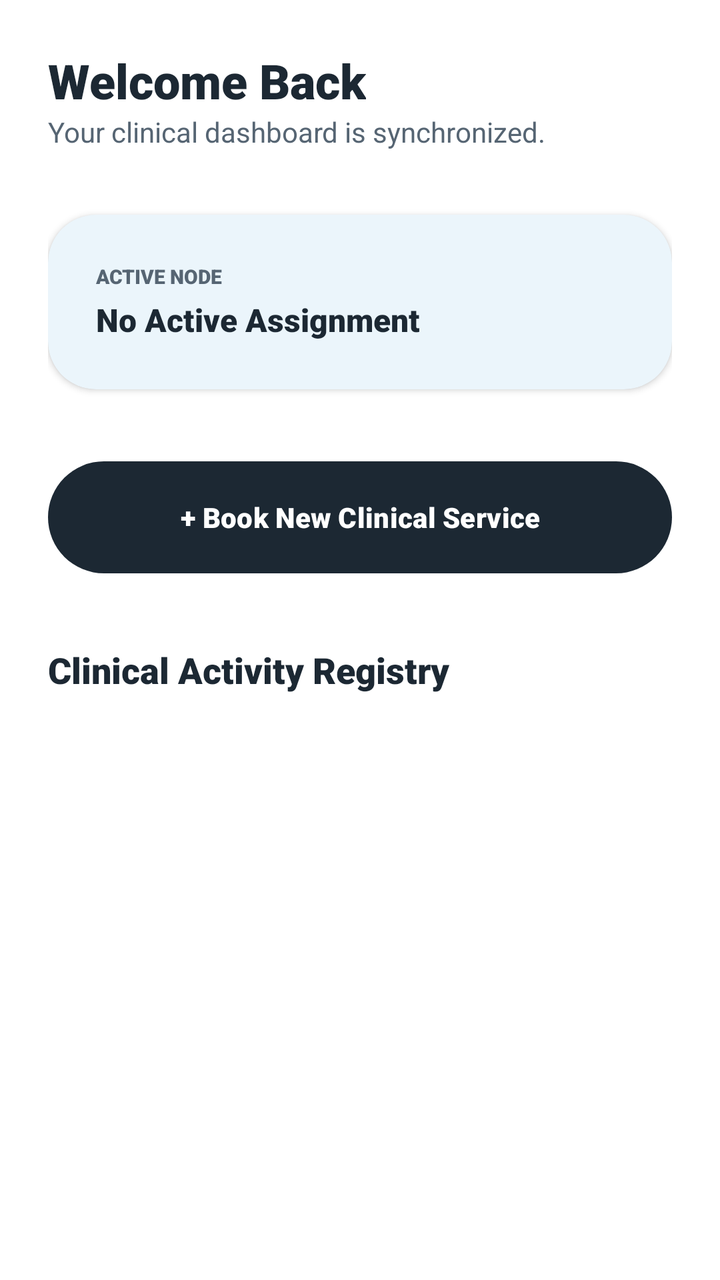
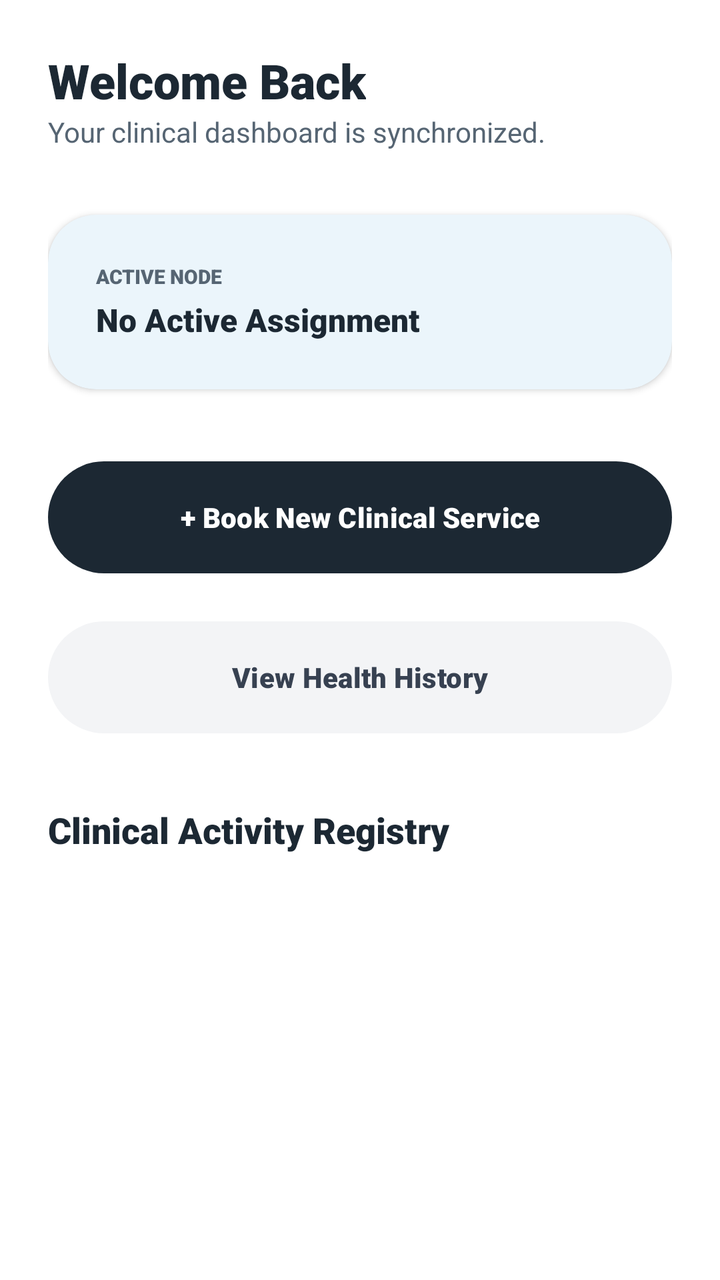

Two renders of the same Android screen: before a commit and after it. Below are the layout's source before the change and the commit's diff.
<!-- AndroidManifest.xml: application theme Theme.CaregiverManagementSystem -->
<!-- res/layout/fragment_home.xml -->
<?xml version="1.0" encoding="utf-8"?>
<androidx.core.widget.NestedScrollView xmlns:android="http://schemas.android.com/apk/res/android"
    xmlns:app="http://schemas.android.com/apk/res-auto"
    android:layout_width="match_parent"
    android:layout_height="match_parent"
    android:clipToPadding="false"
    android:paddingBottom="100dp">

    <LinearLayout
        android:layout_width="match_parent"
        android:layout_height="wrap_content"
        android:orientation="vertical"
        android:padding="24dp">

        
        <TextView
            android:id="@+id/tvWelcome"
            android:layout_width="wrap_content"
            android:layout_height="wrap_content"
            android:text="Welcome Back"
            android:textColor="@color/med_text_primary"
            android:textSize="24sp"
            android:fontFamily="sans-serif-black" />
        
        <TextView
            android:layout_width="wrap_content"
            android:layout_height="wrap_content"
            android:text="Your clinical dashboard is synchronized."
            android:textColor="@color/med_text_secondary"
            android:textSize="14sp"
            android:layout_marginBottom="32dp" />

        
        <androidx.cardview.widget.CardView
            android:layout_width="match_parent"
            android:layout_height="wrap_content"
            app:cardCornerRadius="24dp"
            app:cardElevation="2dp"
            android:layout_marginBottom="32dp"
            app:cardBackgroundColor="@color/med_blue_bg">
            <LinearLayout
                android:layout_width="match_parent"
                android:layout_height="wrap_content"
                android:orientation="vertical"
                android:padding="24dp">
                <TextView
                    android:layout_width="wrap_content"
                    android:layout_height="wrap_content"
                    android:text="ACTIVE NODE"
                    android:textColor="@color/med_text_secondary"
                    android:textSize="10sp"
                    android:fontFamily="sans-serif-black"
                    android:textAllCaps="true" />
                <TextView
                    android:id="@+id/tvActiveCaregiver"
                    android:layout_width="wrap_content"
                    android:layout_height="wrap_content"
                    android:text="No Active Assignment"
                    android:textColor="@color/med_text_primary"
                    android:textSize="16sp"
                    android:fontFamily="sans-serif-black"
                    android:layout_marginTop="4dp" />
            </LinearLayout>
        </androidx.cardview.widget.CardView>

        
        <com.google.android.material.button.MaterialButton
            android:id="@+id/btnNewRequest"
            android:layout_width="match_parent"
            android:layout_height="64dp"
            android:text="+ Book New Clinical Service"
            app:cornerRadius="32dp"
            app:backgroundTint="@color/med_text_primary"
            android:textColor="@color/white"
            android:fontFamily="sans-serif-black"
            android:textSize="14sp"
            app:elevation="8dp"
            android:layout_marginBottom="32dp" />

        
        <TextView
            android:layout_width="wrap_content"
            android:layout_height="wrap_content"
            android:text="Clinical Activity Registry"
            android:textColor="@color/med_text_primary"
            android:textSize="18sp"
            android:fontFamily="sans-serif-black"
            android:layout_marginBottom="16dp" />

        <androidx.recyclerview.widget.RecyclerView
            android:id="@+id/rvRequests"
            android:layout_width="match_parent"
            android:layout_height="wrap_content"
            android:nestedScrollingEnabled="false" />

    </LinearLayout>
</androidx.core.widget.NestedScrollView>
<!-- resources referenced by this layout -->
<resources>
  <color name="med_blue_bg">#EBF5FB</color>
  <color name="med_text_primary">#1C2833</color>
  <color name="med_text_secondary">#566573</color>
  <color name="white">#FFFFFFFF</color>
  <style name="Theme.CaregiverManagementSystem" parent="Theme.Material3.DayNight.NoActionBar">
          
          <item name="colorPrimary">@color/med_teal_primary</item>
          <item name="colorOnPrimary">@color/white</item>
          <item name="colorPrimaryContainer">@color/med_teal_primary</item>
          <item name="colorOnPrimaryContainer">@color/white</item>
  
          
          <item name="colorSecondary">@color/med_mint_success</item>
          <item name="colorOnSecondary">@color/white</item>
          <item name="colorSecondaryContainer">@color/med_mint_soft</item>
          <item name="colorOnSecondaryContainer">@color/med_text_primary</item>
  
          
          <item name="android:statusBarColor">@color/white</item>
          <item name="android:windowLightStatusBar">true</item>
          
          
          <item name="android:windowBackground">@color/white</item>
          <item name="colorSurface">@color/white</item>
          <item name="colorOnSurface">@color/med_text_primary</item>
      </style>
  <color name="med_teal_primary">#2D9CDB</color>
  <color name="med_mint_success">#27AE60</color>
  <color name="med_mint_soft">#D1F2EB</color>
</resources>

<!-- the commit's change to res/layout/fragment_home.xml (unified diff, before → after) -->
@@ -75,6 +75,19 @@
             android:fontFamily="sans-serif-black"
             android:textSize="14sp"
             app:elevation="8dp"
+            android:layout_marginBottom="16dp" />
+
+        <com.google.android.material.button.MaterialButton
+            android:id="@+id/btnHealthHistory"
+            android:layout_width="match_parent"
+            android:layout_height="64dp"
+            android:text="View Health History"
+            app:cornerRadius="32dp"
+            app:backgroundTint="#F3F4F6"
+            android:textColor="#374151"
+            android:fontFamily="sans-serif-black"
+            android:textSize="14sp"
+            app:elevation="2dp"
             android:layout_marginBottom="32dp" />
 
         
